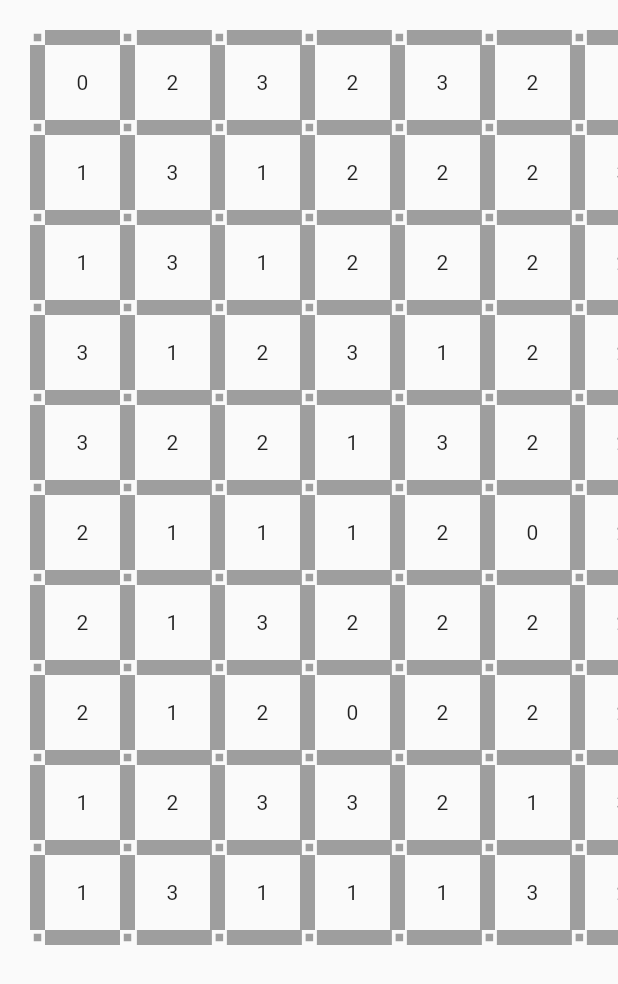
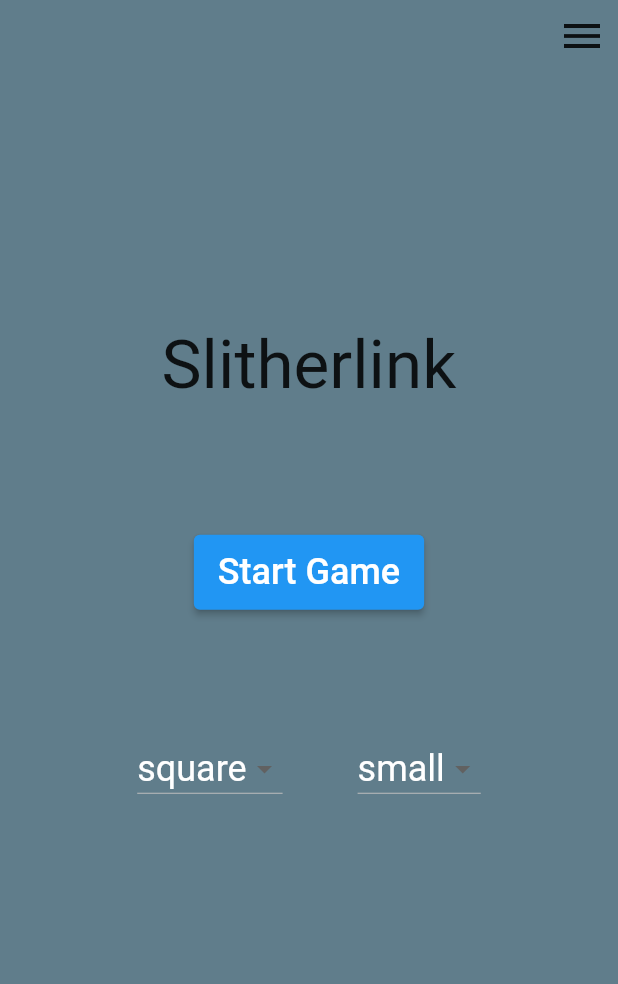
Before and after one commit to AnSuHan/Slitherlink_Puzzle, a Flutter app: the screen it shows after launch, on a phone screen of 412 x 824 dp. Shown: the top 984 px of the screen. Run offline on Flutter 3.47's test engine with Material 2 defaults, Android fonts, the phone set to English and light mode, and no system bars; our stand-ins replace shared_preferences; missing offline and left inert: dart:js_util.

Commit message:
make default UI form
Game Scene으로 push후 pop하면 빈 화면을 출력함 (수정 필요)

```diff
--- /dev/null
+++ b/Slither_Project/lib/Front/EnterScene.dart
@@ -0,0 +1,71 @@
+import 'package:flutter/cupertino.dart';
+import 'package:flutter/material.dart';
+
+import '../widgets/MainUI.dart';
+
+class EnterSceneState extends State<EnterScene> {
+  late Size screenSize;
+  MainUI ui = MainUI();
+
+  @override
+  void initState() {
+    super.initState();
+  }
+
+  @override
+  Widget build(BuildContext context) {
+    return MaterialApp(  // Replace YourWidget with your actual widget
+        home: Builder(
+        builder: (context) {
+          screenSize = MediaQuery.of(context).size;
+          ui.setScreenSize(screenSize);
+
+          return Scaffold(
+            backgroundColor: Colors.blueGrey,
+            body: Column(
+              children: [
+                Row(
+                  mainAxisAlignment: MainAxisAlignment.end,
+                  children: [
+                    ui.getMainMenu(context)
+                  ],
+                ),
+                SizedBox(
+                  height: ui.getTopMargin(),
+                ),
+                Flexible(
+                  child: Center(
+                    child: Column(
+                      children: [
+                        Padding(
+                          padding: EdgeInsetsDirectional.symmetric(vertical: ui.getMargin(0.005)),
+                          child: const Text("Slitherlink",
+                            style: TextStyle(
+                              fontSize: 45, fontWeight: FontWeight.w400,
+                            ),
+                          ),
+                        ),
+                        Padding(
+                          padding: EdgeInsetsDirectional.symmetric(vertical: ui.getMargin(0.1)),
+                          child: ui.getStartButton(context),
+                        ),
+                        ui.getPuzzleType(context),
+                      ],
+                    ),
+                  ),
+                ),
+              ],
+            )
+          );
+        }
+      )
+    );
+  }
+}
+
+class EnterScene extends StatefulWidget {
+  const EnterScene({Key? key}) : super(key: key);
+
+  @override
+  EnterSceneState createState() => EnterSceneState();
+}
--- a/Slither_Project/lib/Scene/main.dart
+++ b/Slither_Project/lib/Scene/main.dart
@@ -1,7 +1,7 @@
 import 'package:flutter/material.dart';
 
-import 'GameSceneSquare.dart';
+import '../Front/EnterScene.dart';
 
 void main() {
-  runApp(const GameSceneSquare());
+  runApp(const EnterScene());
 }
--- a/Slither_Project/lib/widgets/GameUI.dart
+++ b/Slither_Project/lib/widgets/GameUI.dart
@@ -18,7 +18,7 @@ class GameUI {
     return AppBar(
       leading: InkWell(
         onTap: () {
-          print("click back");
+          Navigator.pop(context);
         },
         child: const Icon(Icons.keyboard_backspace),
       ),
--- /dev/null
+++ b/Slither_Project/lib/widgets/MainUI.dart
@@ -0,0 +1,247 @@
+import 'package:flutter/cupertino.dart';
+import 'package:flutter/material.dart';
+
+import '../Scene/GameSceneSquare.dart';
+import '../User/UserInfo.dart';
+
+class MainUI {
+  late Size screenSize;
+  List<String> puzzleType = ["square"];
+  List<String> puzzleSize = ["small"];
+  List<String> selectedType = ["square", "small"];
+
+  UserInfo user = UserInfo();
+  final GlobalKey<PopupMenuButtonState<int>> _mainMenuKey = GlobalKey<PopupMenuButtonState<int>>();
+
+  PopupMenuButton getMainMenu(BuildContext context) {
+    return PopupMenuButton(
+      iconSize: 32,
+      key: _mainMenuKey,
+      onSelected: (value) {
+        handleMainMenu(context, value);
+      },
+      itemBuilder: (BuildContext context) => <PopupMenuEntry<String>>[
+        const PopupMenuItem<String>(
+          value: 'account',
+          child: Text('Account'),
+        ),
+        const PopupMenuItem<String>(
+          value: 'setting',
+          child: Text("Setting"),
+        ),
+      ],
+      icon: const Icon(Icons.menu),
+    );
+  }
+
+  void handleMainMenu(BuildContext context, String result) {
+    switch(result) {
+      case "account":
+        showDialog(
+          context: context,
+          builder: (BuildContext context) {
+            return Dialog(
+              shape: RoundedRectangleBorder(
+                borderRadius: BorderRadius.circular(10),
+              ),
+              child: Container(
+                width: 300, // 원하는 너비로 설정
+                padding: const EdgeInsets.all(20),
+                child: Column(
+                  mainAxisSize: MainAxisSize.min,
+                  children: [
+                    const Text(
+                      'Account',
+                      style: TextStyle(
+                        fontSize: 24,
+                        fontWeight: FontWeight.bold,
+                      ),
+                    ),
+                    const SizedBox(height: 20),
+                    Column(
+                      children: [
+                        Row(
+                          mainAxisAlignment: MainAxisAlignment.spaceBetween,
+                          children: [
+                            const Text("Account"),
+                            Text(user.progress.toString()), //temp
+                          ],
+                        ),
+                        const SizedBox(height: 10),
+                        Row(
+                          mainAxisAlignment: MainAxisAlignment.spaceBetween,
+                          children: [
+                            const Text("Progress"),
+                            Text(user.progress.toString()), //temp
+                          ],
+                        ),
+                      ],
+                    ),
+                    const SizedBox(height: 20),
+                    Row(
+                      mainAxisAlignment: MainAxisAlignment.end,
+                      children: [
+                        TextButton(
+                          child: const Text('Close'),
+                          onPressed: () {
+                            Navigator.of(context).pop(); // 다이얼로그 닫기
+                          },
+                        ),
+                      ],
+                    ),
+                  ],
+                ),
+              ),
+            );
+          },
+        );
+        break;
+      case "setting":
+        showDialog(
+          context: context,
+          builder: (BuildContext context) {
+            return Dialog(
+              shape: RoundedRectangleBorder(
+                borderRadius: BorderRadius.circular(10),
+              ),
+              child: Container(
+                width: 300, // 원하는 너비로 설정
+                padding: const EdgeInsets.all(20),
+                child: Column(
+                  mainAxisSize: MainAxisSize.min,
+                  children: [
+                    const Text(
+                      'Setting',
+                      style: TextStyle(
+                        fontSize: 24,
+                        fontWeight: FontWeight.bold,
+                      ),
+                    ),
+                    const SizedBox(height: 20),
+                    Column(
+                      children: [
+                        Row(
+                          mainAxisAlignment: MainAxisAlignment.spaceBetween,
+                          children: [
+                            const Text("Setting"),
+                            Text(user.progress.toString()), //temp
+                          ],
+                        ),
+                        const SizedBox(height: 10),
+                        Row(
+                          mainAxisAlignment: MainAxisAlignment.spaceBetween,
+                          children: [
+                            const Text("Setting"),
+                            Text(user.progress.toString()), //temp
+                          ],
+                        ),
+                      ],
+                    ),
+                    const SizedBox(height: 20),
+                    Row(
+                      mainAxisAlignment: MainAxisAlignment.end,
+                      children: [
+                        TextButton(
+                          child: const Text('Apply'),
+                          onPressed: () {
+                            Navigator.of(context).pop(); // 다이얼로그 닫기
+                          },
+                        ),
+                        TextButton(
+                          child: const Text('Close'),
+                          onPressed: () {
+                            Navigator.of(context).pop(); // 다이얼로그 닫기
+                          },
+                        ),
+                      ],
+                    ),
+                  ],
+                ),
+              ),
+            );
+          },
+        );
+
+        break;
+    }
+  }
+
+  //about puzzle difficulty
+  Widget getPuzzleType(BuildContext context) {
+    return Row(
+      mainAxisAlignment: MainAxisAlignment.center,
+      children: [
+        getPuzzleShape(context),
+        const SizedBox(
+          width: 50,
+        ),
+        getPuzzleSize(context),
+      ],
+    );
+  }
+
+  DropdownButton getPuzzleShape(BuildContext context) {
+    return DropdownButton(items: puzzleType
+        .map((e) => DropdownMenuItem(
+          value: e, // 선택 시 onChanged 를 통해 반환할 value
+          child: Text(e),
+        ))
+        .toList(),
+        onChanged: (value) {
+          selectedType[0] = value;
+        },
+        value: selectedType[0],
+        style: const TextStyle(color: Colors.white, fontSize: 24),
+    );
+  }
+
+  DropdownButton getPuzzleSize(BuildContext context) {
+    return DropdownButton(items: puzzleSize
+        .map((e) => DropdownMenuItem(
+          value: e, // 선택 시 onChanged 를 통해 반환할 value
+          child: Text(e),
+        ))
+        .toList(),
+        onChanged: (value) {
+          selectedType[1] = value;
+        },
+        value: selectedType[1],
+        style: const TextStyle(color: Colors.white, fontSize: 24),
+    );
+  }
+
+  //about start button
+  ElevatedButton getStartButton(BuildContext context) {
+    return ElevatedButton(
+      style: ElevatedButton.styleFrom(
+        minimumSize: const Size(100, 50),
+      ),
+      onPressed: () {
+        changeScene(context);
+      },
+      child: const Text("Start Game", style: TextStyle(fontSize: 24),)
+    );
+  }
+
+  void changeScene(BuildContext context) {
+    Navigator.push(
+        context,
+        MaterialPageRoute(
+            builder: (context) => const GameSceneSquare()
+        )
+    );
+  }
+
+  //about screen size
+  double getTopMargin() {
+    return screenSize.height / 5;
+  }
+
+  double getMargin(double ratio) {
+    return screenSize.height * ratio;
+  }
+
+  void setScreenSize(Size size) {
+    screenSize = size;
+  }
+}
```
